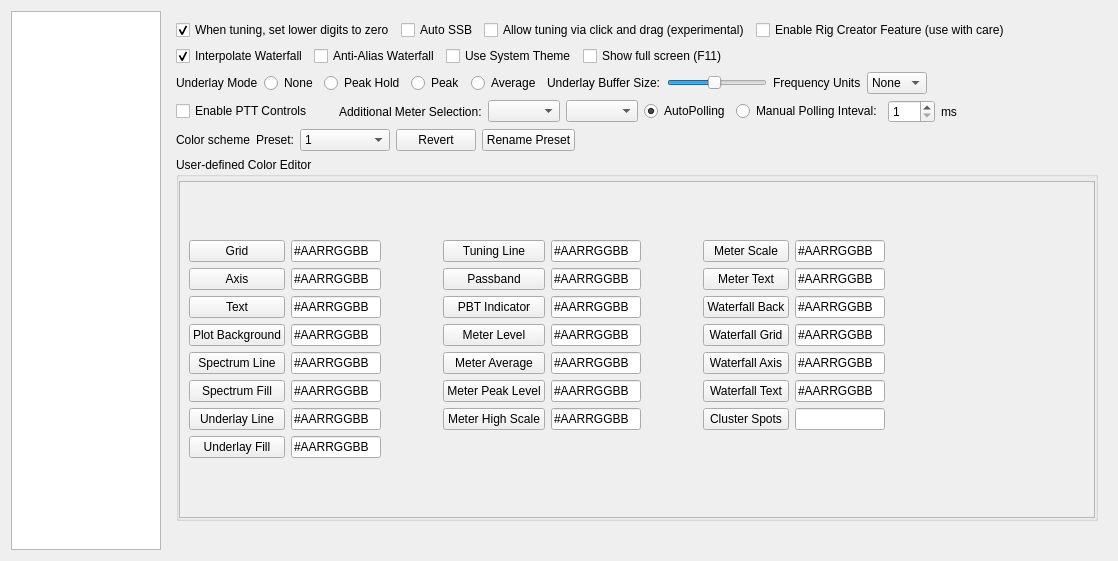
Old version of the form settingswidget.ui in the repository adecarolis/wfweb.
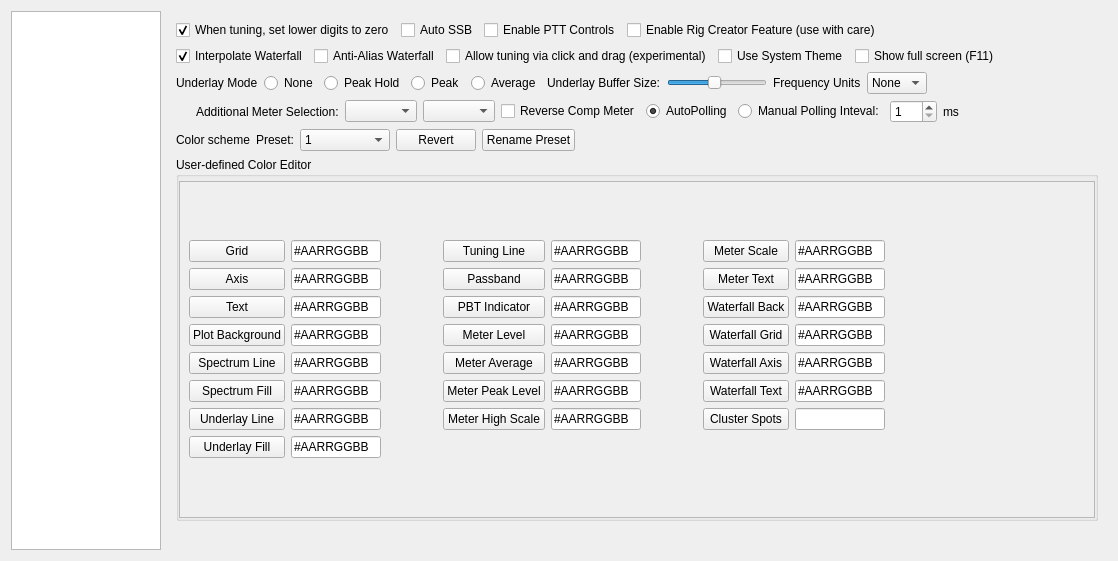
New version of the form. Custom widgets are drawn as their Qt base class.

```diff
--- a/settingswidget.ui
+++ b/settingswidget.ui
@@ -795,9 +795,9 @@
             </widget>
            </item>
            <item>
-            <widget class="QCheckBox" name="clickDragTuningEnableChk">
+            <widget class="QCheckBox" name="pttEnableChk">
              <property name="text">
-              <string>Allow tuning via click and drag (experimental)</string>
+              <string>Enable PTT Controls</string>
              </property>
             </widget>
            </item>
@@ -848,6 +848,13 @@
              </property>
             </widget>
            </item>
+           <item>
+            <widget class="QCheckBox" name="clickDragTuningEnableChk">
+             <property name="text">
+              <string>Allow tuning via click and drag (experimental)</string>
+             </property>
+            </widget>
+           </item>
            <item>
             <widget class="QCheckBox" name="useSystemThemeChk">
              <property name="text">
@@ -1026,13 +1033,6 @@
          </item>
          <item>
           <layout class="QHBoxLayout" name="horizontalLayout_28">
-           <item>
-            <widget class="QCheckBox" name="pttEnableChk">
-             <property name="text">
-              <string>Enable PTT Controls</string>
-             </property>
-            </widget>
-           </item>
            <item>
             <spacer name="horizontalSpacer_30">
              <property name="orientation">
@@ -1062,6 +1062,16 @@
            <item>
             <widget class="QComboBox" name="meter3selectionCombo"/>
            </item>
+           <item>
+            <widget class="QCheckBox" name="revCompMeterBtn">
+             <property name="toolTip">
+              <string>Broadcast-style reduction meter</string>
+             </property>
+             <property name="text">
+              <string>Reverse Comp Meter</string>
+             </property>
+            </widget>
+           </item>
            <item>
             <widget class="QRadioButton" name="autoPollBtn">
              <property name="toolTip">
```
